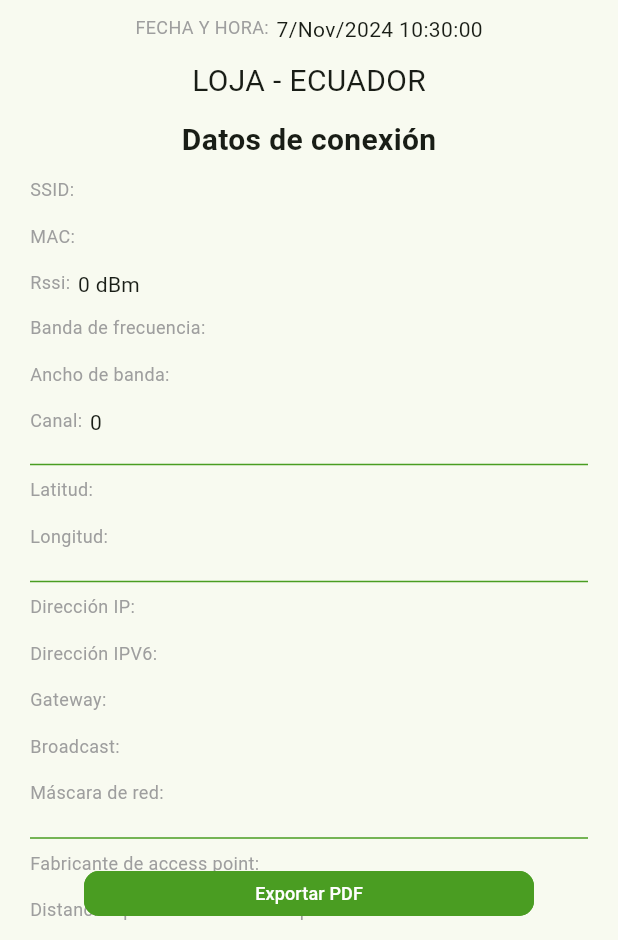
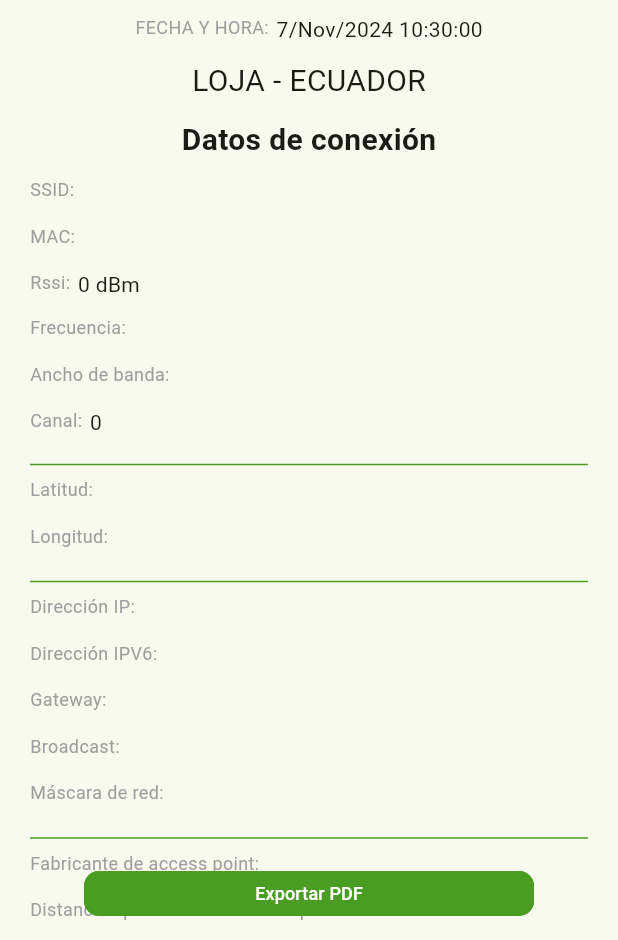
Before and after one commit to luis1112/wifi_web, a Flutter app: the PageInform screen opened by its route, on a phone screen of 412 x 824 dp, the part 296-1236 px from its top. Run offline on Flutter 3.47's test engine with Material 3 defaults, Android fonts, the phone set to English and light mode, and no system bars; our stand-ins replace cloud_firestore, firebase_core, fl_chart, fluro, google_sign_in, loading_animation_widget and 3 more; missing offline and left inert: dart:html, kdgaugeview, universal_html; accounts and stored records are empty.

Commit message:
feat: cambiar nombre

```diff
--- a/lib/pages/connection/item/item_connection.dart
+++ b/lib/pages/connection/item/item_connection.dart
@@ -10,7 +10,7 @@ Widget itemConnection(ItemConnection? c) {
       itemTextG("SSID:", c?.ssid),
       itemTextG("MAC:", c?.bssid),
       itemTextG("Rssi:", "${c?.signal} dBm"),
-      itemTextG("Banda de frecuencia:", c?.freq),
+      itemTextG("Frecuencia:", c?.freq),
       itemTextG("Ancho de banda:", c?.chanelWidth),
       itemTextG("Canal:", c?.chanel.toString()),
       const DividerC(),
--- a/lib/pages/pdf/wiidgets/widget_connection.dart
+++ b/lib/pages/pdf/wiidgets/widget_connection.dart
@@ -10,7 +10,7 @@ Widget itemConnectionPdf(ItemConnection? c) {
       itemTextGPdf("SSID:", c?.ssid),
       itemTextGPdf("BSSID:", c?.bssid),
       itemTextGPdf("Rssi:", "${c?.signal} dBm"),
-      itemTextGPdf("Banda de frecuencia:", c?.freq),
+      itemTextGPdf("Frecuencia:", c?.freq),
       itemTextGPdf("Ancho de banda:", c?.chanelWidth),
       itemTextGPdf("Canal:", c?.chanel.toString()),
       Divider(),
```
